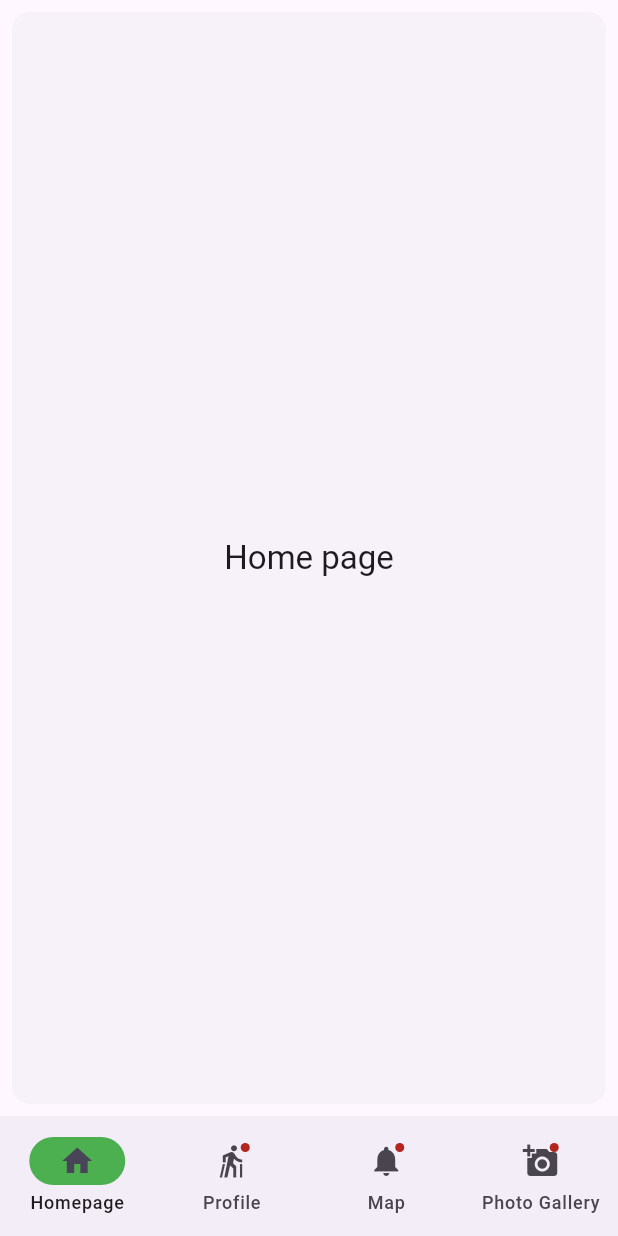
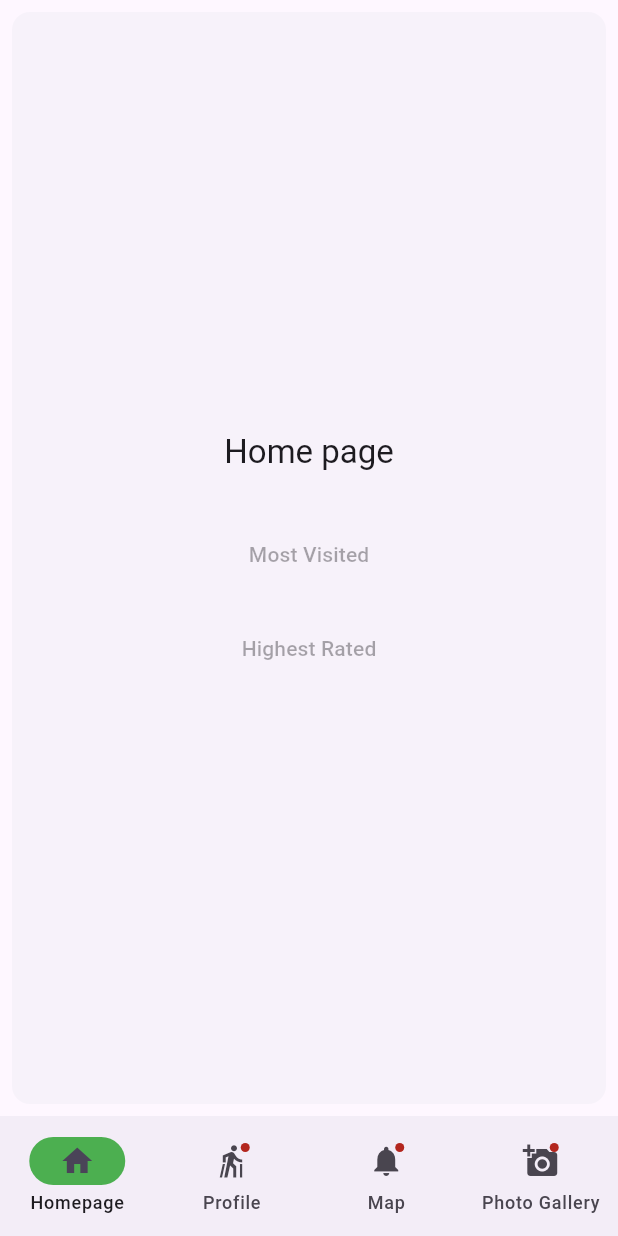
Before and after one commit to tnash321/hikatra2, a Flutter app: the screen it shows after launch, on a phone screen of 412 x 824 dp. Run offline on Flutter 3.47's test engine with Material 3 defaults, Android fonts, the phone set to English and light mode, and no system bars.

Commit message:
Added Buttons to Homepage
Signed-off-by: Tyler <tnash321@gmail.com>

```diff
--- a/lib/main.dart
+++ b/lib/main.dart
@@ -63,14 +63,32 @@ class _NavigationExampleState extends State<NavigationExample> {
       ),
       body: <Widget>[
         /// Homepage
-        Card(
+      Card(
           shadowColor: Colors.transparent,
           margin: const EdgeInsets.all(8.0),
           child: SizedBox.expand(
             child: Center(
-              child: Text(
-                'Home page',
-                style: theme.textTheme.titleLarge,
+              child: Column(
+                mainAxisAlignment: MainAxisAlignment.center,
+                crossAxisAlignment: CrossAxisAlignment.center,
+                children: [
+                  Text(
+                      'Home page',
+                        style: theme.textTheme.titleLarge,
+                  ),
+                  const SizedBox(height: 30),
+                  TextButton(
+                    style: TextButton.styleFrom(foregroundColor: Colors.blue),
+                    onPressed: null,
+                    child: const Text('Most Visited'),
+                  ),
+                  const SizedBox(height: 15),
+                  TextButton(
+                    style: TextButton.styleFrom(foregroundColor: Colors.blue),
+                    onPressed: null,
+                    child: const Text('Highest Rated'),
+                  ),
+                ],
               ),
             ),
           ),
--- a/pubspec.yaml
+++ b/pubspec.yaml
@@ -31,6 +31,7 @@ dependencies:
   flutter:
     sdk: flutter
 
+  form_floating_action_button: any
 
   # The following adds the Cupertino Icons font to your application.
   # Use with the CupertinoIcons class for iOS style icons.
```
Also changed, not shown: pubspec.lock.
